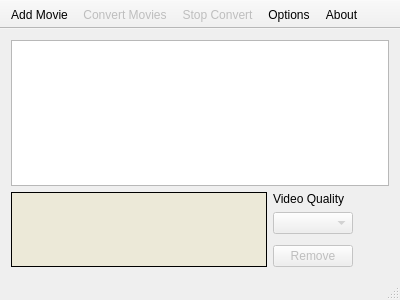
The window that mainwindow.ui (xandroalmeida/YAVC) describes before a commit, drawn with Qt 5.
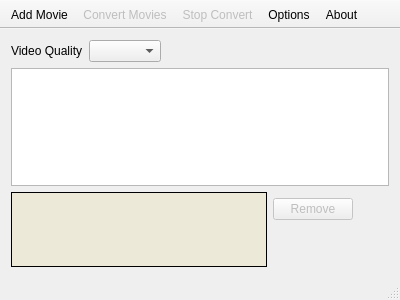
The same window after the commit. Icons and pictures are not drawn.

Commit message: add remove icon and fixed layout

Patch:
```diff
--- a/mainwindow.ui
+++ b/mainwindow.ui
@@ -19,6 +19,37 @@
   </property>
   <widget class="QWidget" name="centralWidget">
    <layout class="QVBoxLayout" name="verticalLayout_2">
+    <item>
+     <layout class="QHBoxLayout" name="horizontalLayout_2">
+      <item>
+       <widget class="QLabel" name="label">
+        <property name="text">
+         <string>Video Quality</string>
+        </property>
+       </widget>
+      </item>
+      <item>
+       <widget class="QComboBox" name="cbQuality">
+        <property name="enabled">
+         <bool>true</bool>
+        </property>
+       </widget>
+      </item>
+      <item>
+       <spacer name="horizontalSpacer_2">
+        <property name="orientation">
+         <enum>Qt::Horizontal</enum>
+        </property>
+        <property name="sizeHint" stdset="0">
+         <size>
+          <width>40</width>
+          <height>20</height>
+         </size>
+        </property>
+       </spacer>
+      </item>
+     </layout>
+    </item>
     <item>
      <layout class="QVBoxLayout" name="verticalLayout">
       <item>
@@ -100,17 +131,17 @@
         <item>
          <layout class="QVBoxLayout" name="verticalLayout_3">
           <item>
-           <widget class="QLabel" name="label">
-            <property name="text">
-             <string>Video Quality</string>
-            </property>
-           </widget>
-          </item>
-          <item>
-           <widget class="QComboBox" name="cbQuality">
+           <widget class="QPushButton" name="btnRemove">
             <property name="enabled">
              <bool>false</bool>
             </property>
+            <property name="text">
+             <string>Remove</string>
+            </property>
+            <property name="icon">
+             <iconset resource="icons.qrc">
+              <normaloff>:/icons/Remove-icon.png</normaloff>:/icons/Remove-icon.png</iconset>
+            </property>
            </widget>
           </item>
           <item>
@@ -129,16 +160,6 @@
             </property>
            </spacer>
           </item>
-          <item>
-           <widget class="QPushButton" name="btnRemove">
-            <property name="enabled">
-             <bool>false</bool>
-            </property>
-            <property name="text">
-             <string>Remove</string>
-            </property>
-           </widget>
-          </item>
          </layout>
         </item>
         <item>
```
Left out of the diff: 4 changed lines with no effect on the pictures. The commit also changes 5 other files.
